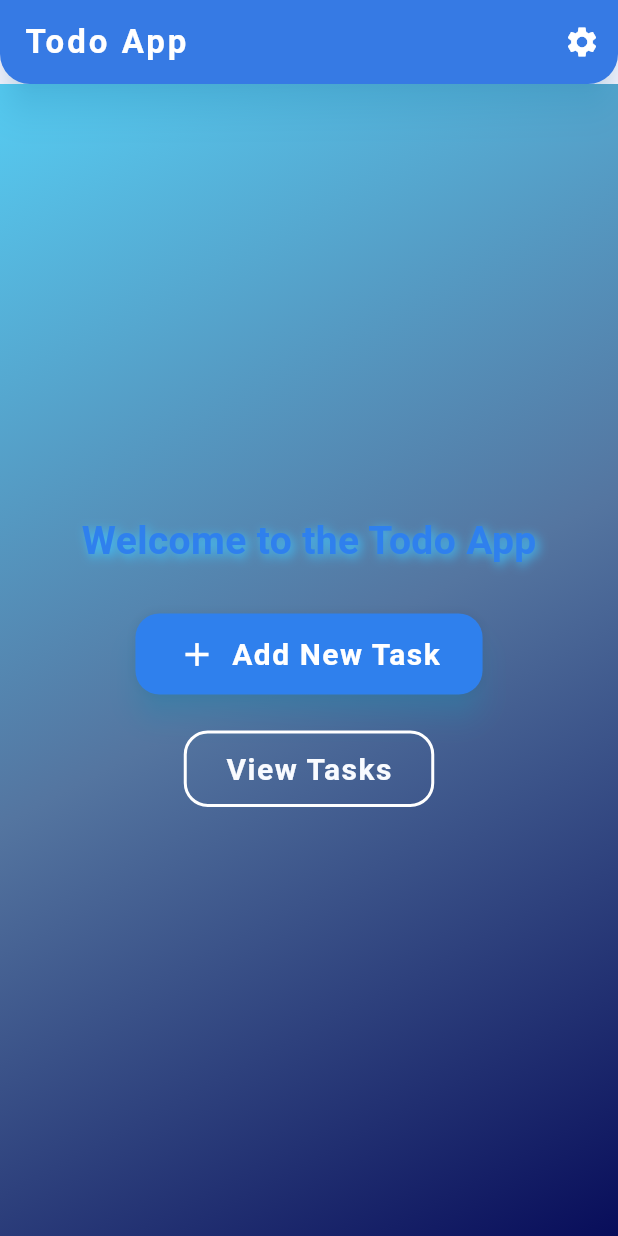
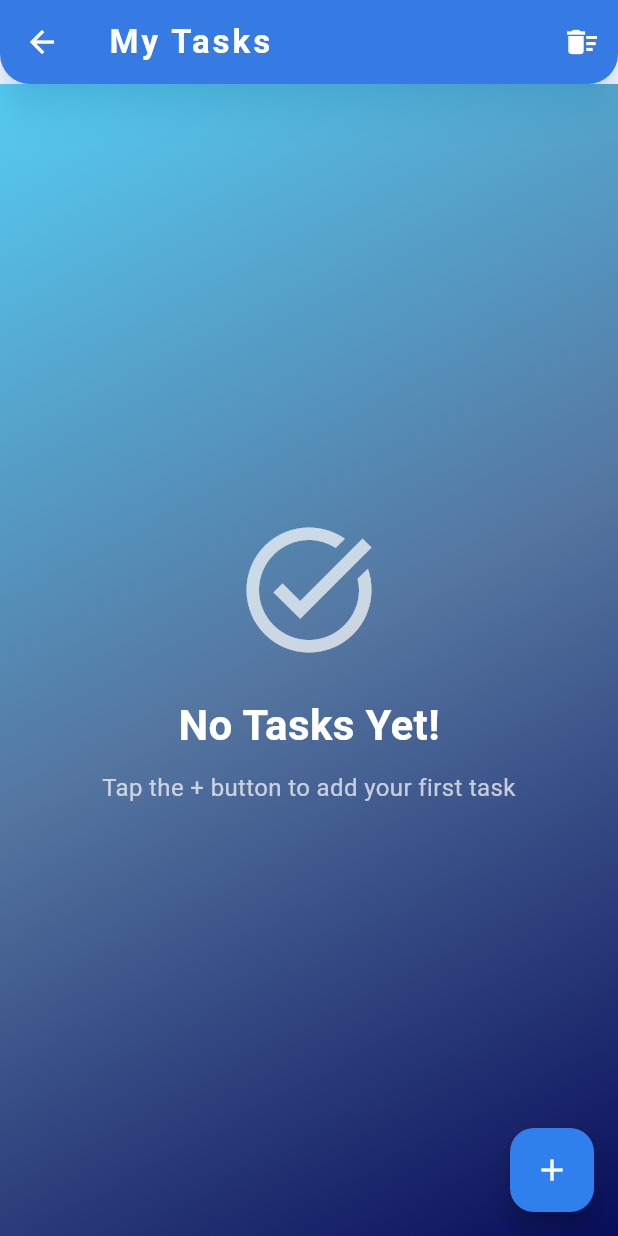
Before and after one commit to ayaosamaramadan/Flutter-TodoList, a Flutter app: the screen it shows after launch, after a tap on "View Tasks", on a phone screen of 412 x 824 dp. Run offline on Flutter 3.47's test engine with Material 3 defaults, Android fonts, the phone set to English and light mode, and no system bars.

Commit message:
Add TasksPage screen

```diff
--- a/lib/screens/homepage.dart
+++ b/lib/screens/homepage.dart
@@ -1,4 +1,5 @@
 import 'package:flutter/material.dart';
+import 'taskspage.dart';
 
 class Homepage extends StatefulWidget {
   const Homepage({super.key});
@@ -42,9 +43,6 @@ class _HomepageState extends State<Homepage> {
         actions: [
           IconButton(icon: const Icon(Icons.settings), onPressed: () {}),
         ],
-        shape: const RoundedRectangleBorder(
-          borderRadius: BorderRadius.vertical(bottom: Radius.circular(20)),
-        ),
       ),
       body: Container(
         decoration: BoxDecoration(gradient: backgroundGradient),
@@ -57,7 +55,7 @@ class _HomepageState extends State<Homepage> {
                 style: TextStyle(
                   fontSize: 26,
                   fontWeight: FontWeight.bold,
-                  color: Color(0xFF2F80ED),
+                  color: Color.fromARGB(255, 246, 250, 255),
                   shadows: [
                     Shadow(
                       blurRadius: 8,
@@ -104,7 +102,7 @@ class _HomepageState extends State<Homepage> {
               const SizedBox(height: 24),
               OutlinedButton(
                 onPressed: () {
-                  _printAllTasks(); // طباعة المهام في الكونسول
+                  _navigateToTasksPage();
                 },
                 style: OutlinedButton.styleFrom(
                   foregroundColor: const Color.fromARGB(
@@ -112,7 +110,7 @@ class _HomepageState extends State<Homepage> {
                     249,
                     251,
                     255,
-                  ), // Blue
+                  ),
                   side: const BorderSide(
                     color: Color.fromARGB(255, 255, 255, 255),
                     width: 2,
@@ -184,15 +182,7 @@ class _HomepageState extends State<Homepage> {
                     });
                   });
 
-                  // طباعة جميع المهام في الكونسول
-                  print('📝 Total tasks: ${tasks.length}');
-                  print('📋 All tasks:');
-                  for (int i = 0; i < tasks.length; i++) {
-                    print(
-                      '${i + 1}. ${tasks[i]['title']} - Completed: ${tasks[i]['isCompleted']}',
-                    );
-                  }
-                  print('-------------------');
+
 
                   _taskController.clear();
                   Navigator.of(context).pop();
@@ -206,7 +196,7 @@ class _HomepageState extends State<Homepage> {
                 }
               },
               style: ElevatedButton.styleFrom(
-                backgroundColor: const Color(0xFF2F80ED),
+                backgroundColor: const Color.fromARGB(255, 49, 131, 238),
               ),
               child: const Text(
                 'Add Task',
@@ -219,25 +209,24 @@ class _HomepageState extends State<Homepage> {
     );
   }
 
-  // دالة لطباعة جميع المهام
-  void _printAllTasks() {
-    print('\n🔍 === TASKS DEBUG INFO ===');
-    print('📊 Total number of tasks: ${tasks.length}');
+  void _navigateToTasksPage() async {
+    final updatedTasks = await Navigator.push<List<Map<String, dynamic>>>(
+      context,
+      MaterialPageRoute(
+        builder: (context) => TasksPage(
+          tasks: tasks,
+          onTasksUpdated: (updatedTasks)
+          {
+              },
+        ),
+      ),
+    );
 
-    if (tasks.isEmpty) {
-      print('📭 No tasks available');
-    } else {
-      print('📋 Tasks list:');
-      for (int i = 0; i < tasks.length; i++) {
-        var task = tasks[i];
-        String status = task['isCompleted'] ? '✅ Completed' : '⏳ Pending';
-        print('${i + 1}. "${task['title']}" - $status');
-        print('   ID: ${task['id']}');
-        print('   Created: ${task['createdAt']}');
-        print('   --------');
+      if (updatedTasks != null) {
+      setState(() {
+        tasks = updatedTasks;
+      });
       }
-    }
-    print('🔍 === END DEBUG INFO ===\n');
   }
 
   @override
--- /dev/null
+++ b/lib/screens/taskspage.dart
@@ -0,0 +1,111 @@
+import 'package:flutter/material.dart';
+
+class TasksPage extends StatefulWidget {
+  final List<Map<String, dynamic>> tasks;
+  final Function(List<Map<String, dynamic>>) onTasksUpdated;
+
+  const TasksPage({
+    super.key,
+    required this.tasks,
+    required this.onTasksUpdated,
+  });
+
+  @override
+  _TasksPageState createState() => _TasksPageState();
+}
+
+class _TasksPageState extends State<TasksPage> {
+  late List<Map<String, dynamic>> tasks;
+
+  @override
+  void initState() {
+    super.initState();
+    tasks = List.from(widget.tasks);
+  }
+
+  final Gradient backgroundGradient = const LinearGradient(
+    colors: [
+      Color(0xFF56CCF2),
+      Color.fromARGB(255, 84, 117, 160),
+      Color.fromARGB(255, 8, 13, 90),
+    ],
+    begin: Alignment.topLeft,
+    end: Alignment.bottomRight,
+  );
+
+  @override
+  Widget build(BuildContext context) {
+    return Scaffold(
+      appBar: AppBar(
+        title: const Text(
+          'My Tasks',
+          style: TextStyle(
+            color: Colors.white,
+            fontWeight: FontWeight.bold,
+            letterSpacing: 2,
+            fontSize: 22,
+          ),
+        ),
+        centerTitle: false,
+        elevation: 10,
+        backgroundColor: const Color(0xFF2F80ED),
+        shadowColor: Colors.lightBlueAccent.withOpacity(0.5),
+        iconTheme: const IconThemeData(color: Colors.white),
+        leading: IconButton(
+          icon: const Icon(Icons.arrow_back),
+          onPressed: () {
+            widget.onTasksUpdated(tasks);
+            Navigator.of(context).pop();
+          },
+        ),
+        actions: [
+          IconButton(
+            icon: const Icon(Icons.delete_sweep),
+            onPressed: () {},
+            tooltip: 'Clear All Tasks',
+          ),
+        ],
+        shape: const RoundedRectangleBorder(
+          borderRadius: BorderRadius.vertical(bottom: Radius.circular(20)),
+        ),
+      ),
+      body: Container(
+        decoration: BoxDecoration(gradient: backgroundGradient),
+        child: tasks.isEmpty ? _buildEmptyState() : null,
+      ),
+      floatingActionButton: FloatingActionButton(
+        onPressed: () {
+          Navigator.of(context).pop();
+        },
+        backgroundColor: const Color(0xFF2F80ED),
+        child: const Icon(Icons.add, color: Colors.white),
+      ),
+    );
+  }
+
+  Widget _buildEmptyState() {
+    return const Center(
+      child: Column(
+        mainAxisAlignment: MainAxisAlignment.center,
+        children: [
+          Icon(Icons.task_alt, size: 100, color: Colors.white70),
+          SizedBox(height: 20),
+          Text(
+            'No Tasks Yet!',
+            style: TextStyle(
+              fontSize: 28,
+              fontWeight: FontWeight.bold,
+              color: Colors.white,
+            ),
+          ),
+          SizedBox(height: 10),
+          Text(
+            'Tap the + button to add your first task',
+            style: TextStyle(fontSize: 16, color: Colors.white70),
+            textAlign: TextAlign.center,
+          ),
+        ],
+      ),
+    );
+  }
+}
```
Also changed, not shown: lib/main.dart (line endings or trailing spaces).
